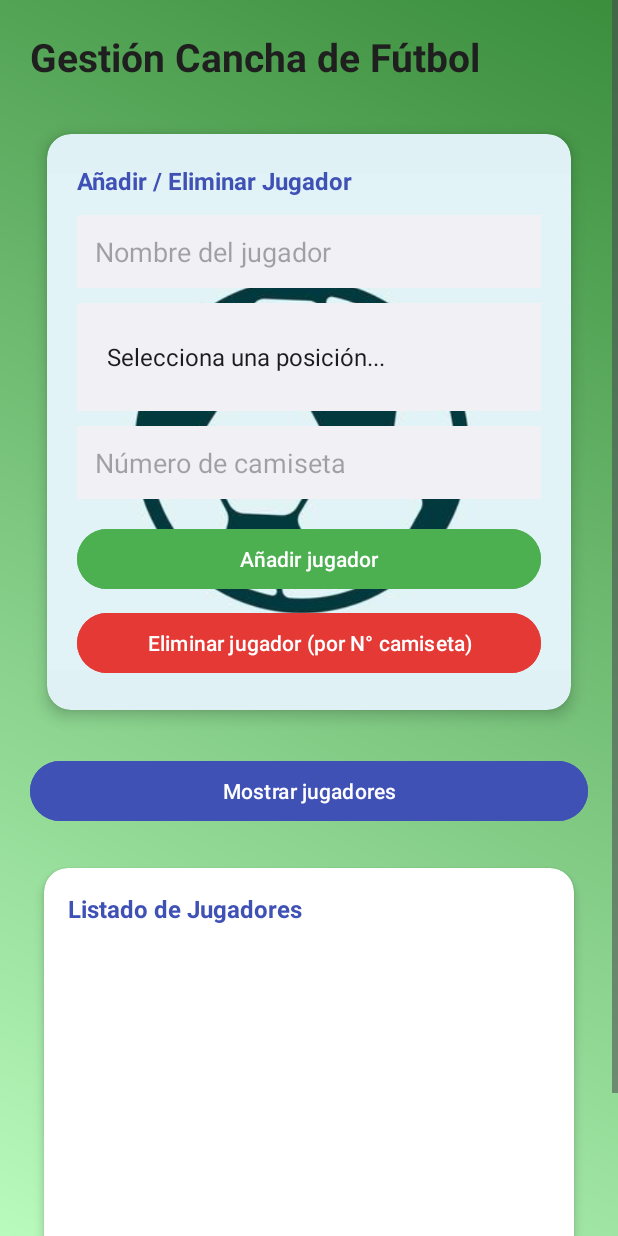
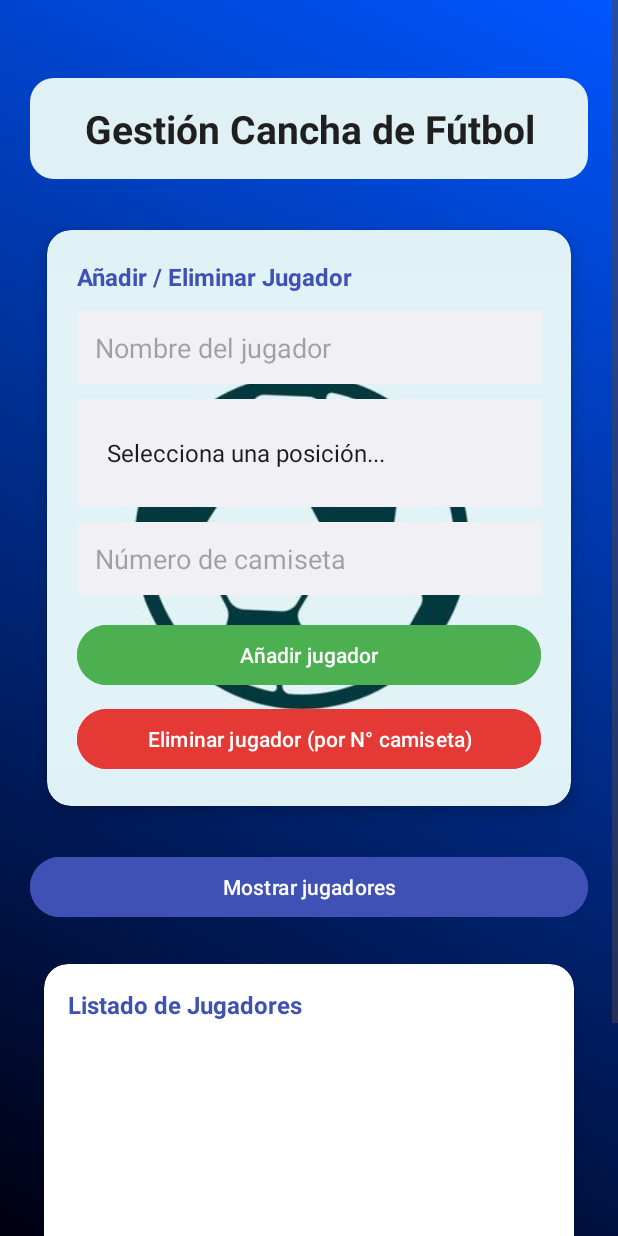
Before and after one commit to XrStarTea/EPE3_Apps_Moviles, an Android app: the Home_act screen opened directly, with no data from a screen before it, on a phone screen of 412 x 824 dp. Run offline under Robolectric (Android 15) with nearby library versions, the phone set to English and light mode, and no system bars.

Commit message:
modificacion de fondo y titulo

```diff
--- a/app/src/main/AndroidManifest.xml
+++ b/app/src/main/AndroidManifest.xml
@@ -22,10 +22,6 @@
             </intent-filter>
         </activity>
         <activity
-            android:name=".Home_acct"
-            android:exported="false"
-            android:windowSoftInputMode="adjustResize" />
-        <activity
             android:name=".Home_act"
             android:exported="false"
             android:windowSoftInputMode="adjustResize" />
--- a/app/src/main/java/com/example/sqlite_project_complete/MainActivity.java
+++ b/app/src/main/java/com/example/sqlite_project_complete/MainActivity.java
@@ -40,8 +40,7 @@ public class MainActivity extends AppCompatActivity {
                 Toast.makeText(this, "Bienvenido", Toast.LENGTH_SHORT).show();
                 Intent i = new Intent(this, Home_act.class);
                 startActivity(i);
-
-
+                finish();
             } else {
                 Toast.makeText(this, "Usuario o contraseña incorrectos", Toast.LENGTH_SHORT).show();
             }
--- a/app/src/main/res/drawable/background_gestionador.xml
+++ b/app/src/main/res/drawable/background_gestionador.xml
@@ -1,6 +1,6 @@
 <shape xmlns:android="http://schemas.android.com/apk/res/android">
     <gradient
-        android:startColor="#B9FABD"
-        android:endColor="#3A8E3C"
+        android:startColor="#000010"
+        android:endColor="#0056FF"
         android:angle="45"/>
 </shape>
--- /dev/null
+++ b/app/src/main/res/drawable/bg_titulo.xml
@@ -0,0 +1,6 @@
+<?xml version="1.0" encoding="utf-8"?>
+<shape xmlns:android="http://schemas.android.com/apk/res/android">
+    <solid android:color="#DFF1F5"/>
+    <corners android:radius="16dp"/>
+
+</shape>
--- a/app/src/main/res/layout/activity_home.xml
+++ b/app/src/main/res/layout/activity_home.xml
@@ -17,8 +17,12 @@
         <TextView
             android:layout_width="match_parent"
             android:layout_height="wrap_content"
+            android:layout_marginTop="32dp"
             android:layout_marginBottom="20dp"
+            android:background="@drawable/bg_titulo"
             android:text="Gestión Cancha de Fútbol"
+            android:gravity="center"
+            android:padding="16dp"
             android:textColor="#1F1F1F"
             android:textSize="26sp"
             android:textStyle="bold" />
@@ -131,19 +135,19 @@
                 <TextView
                     android:layout_width="wrap_content"
                     android:layout_height="wrap_content"
+                    android:layout_marginBottom="8dp"
                     android:text="Listado de Jugadores"
                     android:textColor="#3F51B5"
-                    android:textStyle="bold"
                     android:textSize="16sp"
-                    android:layout_marginBottom="8dp"/>
+                    android:textStyle="bold" />
 
                 <ListView
                     android:id="@+id/tvList"
                     android:layout_width="match_parent"
                     android:layout_height="260dp"
-                    android:nestedScrollingEnabled="true"
                     android:divider="#E0E0E0"
-                    android:dividerHeight="1dp"/>
+                    android:dividerHeight="1dp"
+                    android:nestedScrollingEnabled="true" />
             </LinearLayout>
         </androidx.cardview.widget.CardView>
 
```
Also changed, not shown: app/src/main/java/com/example/sqlite_project_complete/Home_act.java (+20 -3 lines), app/src/main/res/layout/activity_main.xml (+14 -2 lines), app/src/main/res/drawable/metal.jpeg (added).
